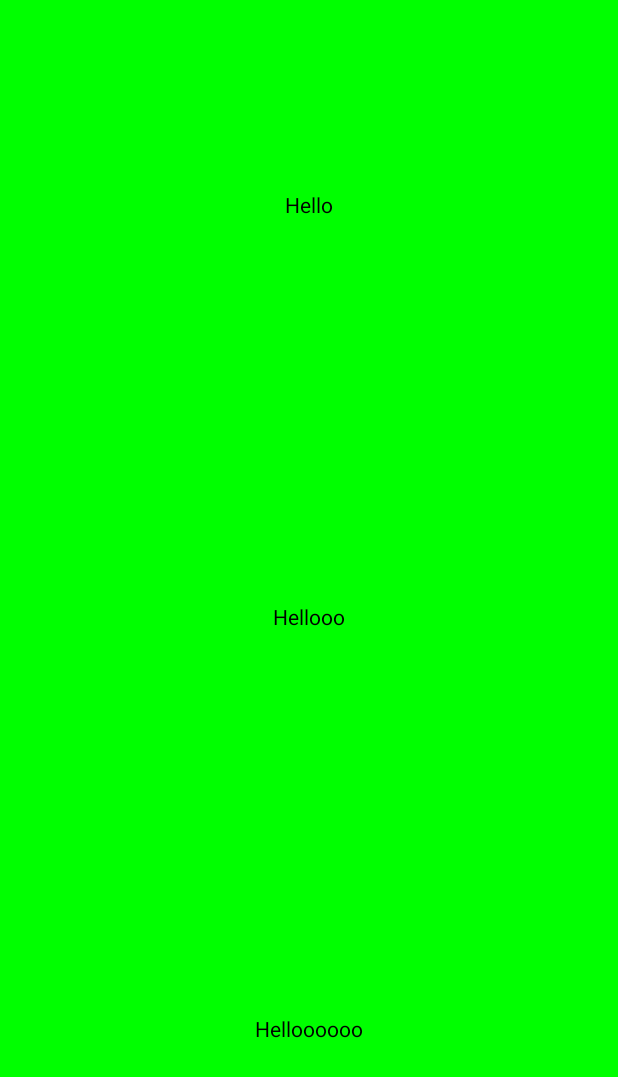
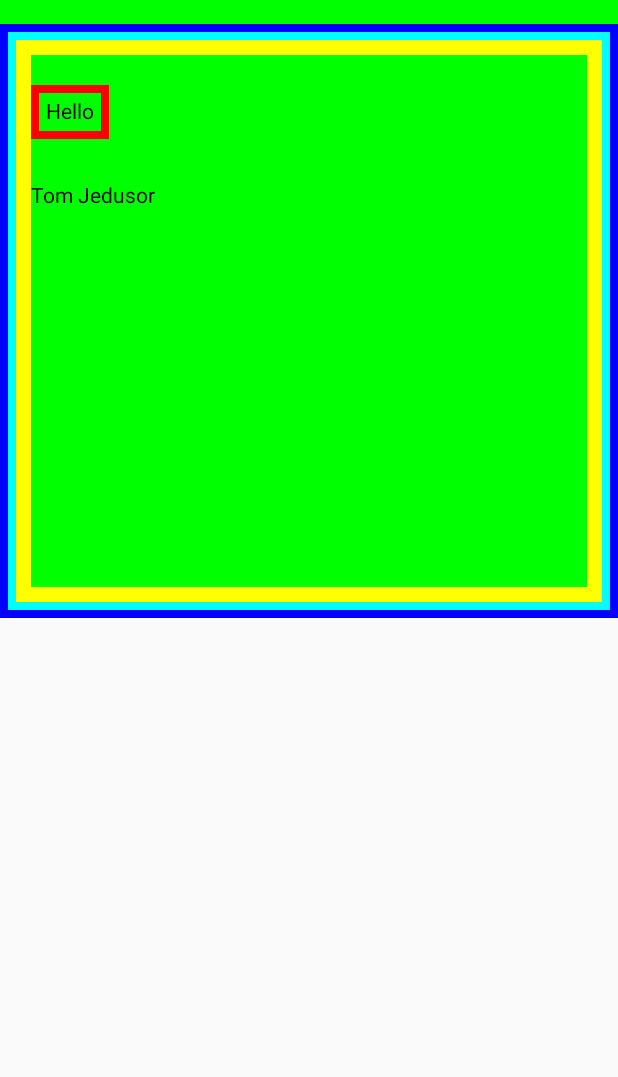
Before and after one commit to Nokheenig/Android_Kotlin_Compose, an Android app built with Jetpack Compose: the screen it shows after launch (MainActivity), on a phone screen of 412 x 824 dp. Before the commit the part shown is almost empty. Shown: the top 1077 px of the screen. Run offline under Robolectric (Android 15) with nearby library versions, the phone set to English and light mode, and no system bars.

Commit message:
252.Modifiers

```diff
--- a/app/src/main/java/com/example/compose/MainActivity.kt
+++ b/app/src/main/java/com/example/compose/MainActivity.kt
@@ -4,10 +4,19 @@ import android.os.Bundle
 import androidx.activity.ComponentActivity
 import androidx.activity.compose.setContent
 import androidx.compose.foundation.background
+import androidx.compose.foundation.border
 import androidx.compose.foundation.layout.Arrangement
 import androidx.compose.foundation.layout.Column
 import androidx.compose.foundation.layout.Row
+import androidx.compose.foundation.layout.Spacer
+import androidx.compose.foundation.layout.fillMaxHeight
 import androidx.compose.foundation.layout.fillMaxSize
+import androidx.compose.foundation.layout.fillMaxWidth
+import androidx.compose.foundation.layout.height
+import androidx.compose.foundation.layout.offset
+import androidx.compose.foundation.layout.padding
+import androidx.compose.foundation.layout.requiredWidth
+import androidx.compose.foundation.layout.width
 import androidx.compose.material3.MaterialTheme
 import androidx.compose.material3.Surface
 import androidx.compose.material3.Text
@@ -16,6 +25,7 @@ import androidx.compose.ui.Alignment
 import androidx.compose.ui.Modifier
 import androidx.compose.ui.graphics.Color
 import androidx.compose.ui.tooling.preview.Preview
+import androidx.compose.ui.unit.dp
 import com.example.compose.ui.theme.ComposeTheme
 
 class MainActivity : ComponentActivity() {
@@ -24,28 +34,26 @@ class MainActivity : ComponentActivity() {
         setContent {
             Column(
                 modifier = Modifier
-                    .fillMaxSize()
-                    .background((Color.Green)),
-                horizontalAlignment = Alignment.CenterHorizontally,
-                verticalArrangement = Arrangement.SpaceAround
+                    .background((Color.Green))
+                    .fillMaxHeight(0.5f)
+                    .fillMaxWidth(10f)
+                    .padding(top = 16.dp)
+                    .border(5.dp, Color.Blue)
+                    .padding(5.dp)
+                    .border(5.dp, Color.Cyan)
+                    .padding(5.dp)
+                    .border(10.dp, Color.Yellow)
+                    .padding(10.dp)
             ) {
-                Text(text = "Hello")
-                Text(text = "Hellooo")
-                Text(text = "Helloooooo")
+                Text(text = "Hello", modifier = Modifier
+                    .offset(x=0.dp, y=20.dp)
+                    .border(5.dp, Color.Red)
+                    .padding(10.dp)
+                )
+                Spacer(modifier = Modifier
+                    .height(50.dp))
+                Text(text = "Tom Jedusor")
             }
-            /*
-            Row(
-                modifier = Modifier
-                    .fillMaxSize()
-                    .background((Color.Green)),
-                verticalAlignment = Alignment.CenterVertically,
-                horizontalArrangement = Arrangement.SpaceAround
-            ) {
-                Text(text = "Hello")
-                Text(text = "Hellooo")
-                Text(text = "Helloooooo")
-            }
-             */
         }
     }
 }
```
